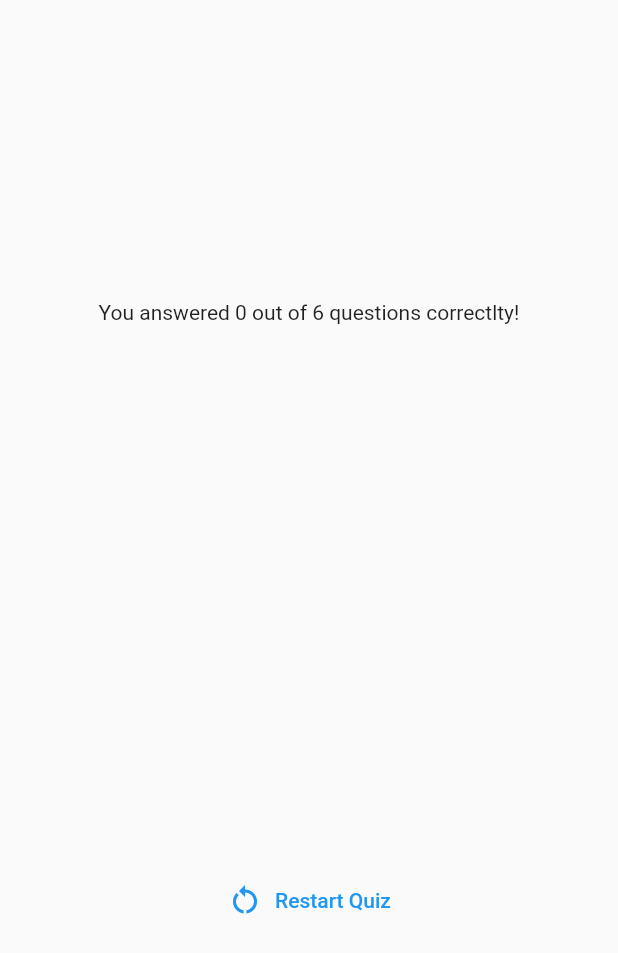
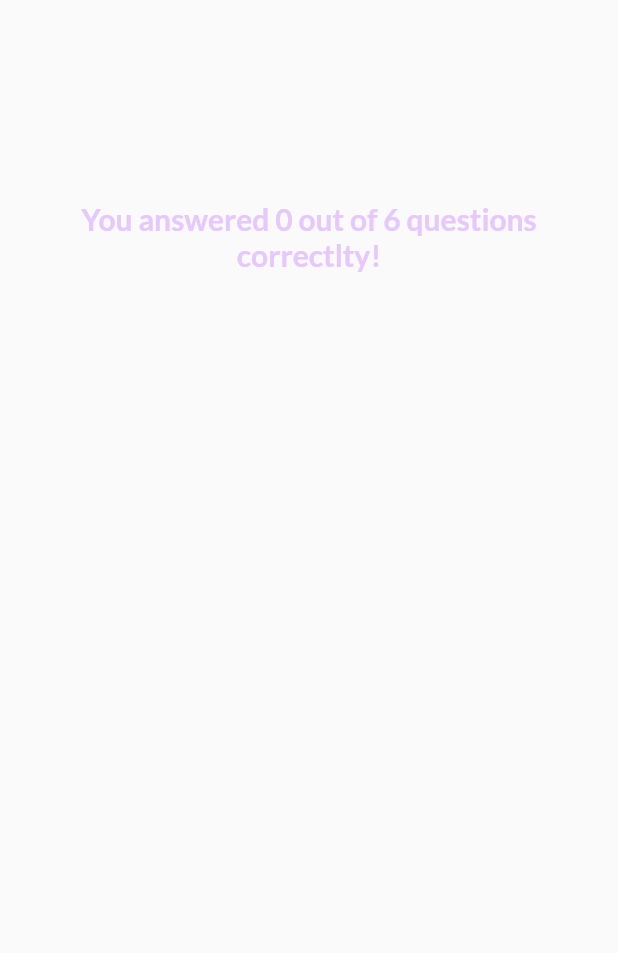
Before and after one commit to Tsenda-Djessy-Flavien/quiz_app, a Flutter app: the ResultScreen widget shown alone on an empty page, opened directly with empty values, on a phone screen of 412 x 824 dp. Shown: the top 953 px of the screen. Run offline on Flutter 3.47's test engine with Material 2 defaults, Android fonts, the phone set to English and light mode, and no system bars; our stand-ins replace google_fonts.

Commit message:
folder questions_summary

```diff
--- a/lib/presentation/pages/result_screen.dart
+++ b/lib/presentation/pages/result_screen.dart
@@ -1,10 +1,17 @@
 import 'package:flutter/material.dart';
+import 'package:google_fonts/google_fonts.dart';
 import 'package:quiz_app/data/question.dart';
-import 'package:quiz_app/question_summary.dart';
+import 'package:quiz_app/presentation/widgets/questions_summary/questions_summary.dart';
+import 'package:quiz_app/utils/constants.dart';
 
 class ResultScreen extends StatelessWidget {
   final List<String> chosenAnswers;
-  const ResultScreen({required this.chosenAnswers, super.key});
+  final VoidCallback onReStart;
+  const ResultScreen({
+    required this.chosenAnswers,
+    required this.onReStart,
+    super.key,
+  });
 
   // afficher la response de l'utisateur par rapport à la question
   /// Pour se faire on doit conbiner les responses choisies
@@ -44,13 +51,22 @@ class ResultScreen extends StatelessWidget {
           children: [
             Text(
               'You answered $numCorrectAnswer out of $numTotalQuestion questions correctlty!',
+              style: GoogleFonts.lato(
+                color: const Color.fromARGB(255, 230, 200, 253),
+                fontSize: 20,
+                fontWeight: FontWeight.bold,
+              ),
+              textAlign: TextAlign.center,
             ),
             const SizedBox(height: 30),
-            QuestionSummary(summaryData),
+            QuestionsSummary(summaryData),
             const SizedBox(height: 30),
             TextButton.icon(
-              onPressed: () {},
-              icon: const Icon(Icons.restart_alt),
+              onPressed: onReStart,
+              style: TextButton.styleFrom(
+                foregroundColor: white_color,
+              ),
+              icon: const Icon(Icons.refresh),
               label: const Text('Restart Quiz'),
             )
           ],
--- /dev/null
+++ b/lib/presentation/widgets/questions_summary/questions_summary.dart
@@ -0,0 +1,22 @@
+import 'package:flutter/material.dart';
+import 'package:quiz_app/presentation/widgets/questions_summary/summary_item.dart';
+
+class QuestionsSummary extends StatelessWidget {
+  final List<Map<String, Object>> summaryData;
+
+  const QuestionsSummary(this.summaryData, {super.key});
+
+  @override
+  Widget build(BuildContext context) {
+    return SizedBox(
+      height: 400,
+      child: SingleChildScrollView(
+        child: Column(
+          children: summaryData.map((data) {
+            return SummaryItem(data);
+          }).toList(),
+        ),
+      ),
+    );
+  }
+}
--- a/lib/question_summary.dart
+++ /dev/null
@@ -1,36 +0,0 @@
-import 'package:flutter/material.dart';
-
-class QuestionSummary extends StatelessWidget {
-  final List<Map<String, Object>> summaryData;
-  const QuestionSummary(this.summaryData, {super.key});
-
-  @override
-  Widget build(BuildContext context) {
-    return SizedBox(
-      height: 300,
-      child: SingleChildScrollView(
-        child: Column(
-          children: summaryData.map(
-            (data) {
-              return Row(
-                children: [
-                  Text(((data['question_index'] as int) + 1).toString()),
-                  Expanded(
-                    child: Column(
-                      children: [
-                        Text(data['question'] as String),
-                        const SizedBox(height: 5),
-                        Text(data['user_answer'] as String),
-                        Text(data['correct_answer'] as String),
-                      ],
-                    ),
-                  ),
-                ],
-              );
-            },
-          ).toList(),
-        ),
-      ),
-    );
-  }
-}
```
Also changed, not shown: lib/app/quiz.dart (+11 -1 lines), lib/presentation/widgets/questions_summary/question_identifier.dart (added, +35 -0 lines), lib/presentation/widgets/questions_summary/summary_item.dart (added, +58 -0 lines).
